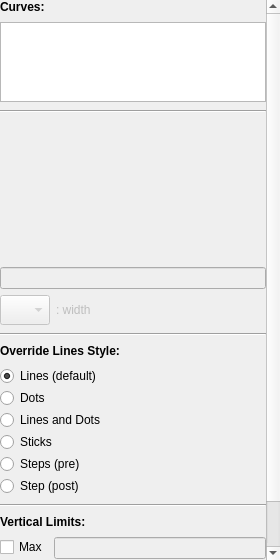
Old version of the form plotjuggler_app/curve_style_editor.ui in the repository Alvvalencia/PlotJuggler.
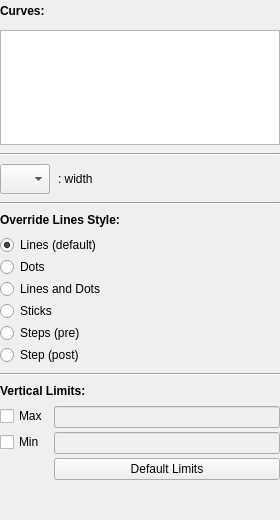
New version of the form. Icons and pictures are not drawn. Custom widgets are drawn as their Qt base class.

Commit message: Replace color wheel with modern hue/SV popup picker

Diff of the .ui file:
```diff
--- a/plotjuggler_app/curve_style_editor.ui
+++ b/plotjuggler_app/curve_style_editor.ui
@@ -7,7 +7,7 @@
     <x>0</x>
     <y>0</y>
     <width>280</width>
-    <height>560</height>
+    <height>520</height>
    </rect>
   </property>
   <property name="minimumSize">
@@ -58,6 +58,11 @@
         <number>0</number>
        </property>
        <item>
+        <layout class="QHBoxLayout" name="curvesHeaderLayout">
+         <property name="spacing">
+          <number>4</number>
+         </property>
+         <item>
         <widget class="QLabel" name="labelCurves">
          <property name="font">
           <font>
@@ -70,6 +75,62 @@
         </widget>
        </item>
        <item>
+          <spacer name="curvesHeaderSpacer">
+           <property name="orientation">
+            <enum>Qt::Horizontal</enum>
+           </property>
+           <property name="sizeHint" stdset="0">
+            <size>
+             <width>40</width>
+             <height>20</height>
+            </size>
+           </property>
+          </spacer>
+         </item>
+         <item>
+          <widget class="QPushButton" name="buttonDeleteCurve">
+           <property name="enabled">
+            <bool>false</bool>
+           </property>
+           <property name="minimumSize">
+            <size>
+             <width>22</width>
+             <height>22</height>
+            </size>
+           </property>
+           <property name="maximumSize">
+            <size>
+             <width>22</width>
+             <height>22</height>
+            </size>
+           </property>
+           <property name="focusPolicy">
+            <enum>Qt::NoFocus</enum>
+           </property>
+           <property name="toolTip">
+            <string>Remove the selected curve from its plot</string>
+           </property>
+           <property name="text">
+            <string/>
+           </property>
+           <property name="icon">
+            <iconset resource="resource.qrc">
+             <normaloff>:/resources/svg/trash.svg</normaloff>:/resources/svg/trash.svg</iconset>
+           </property>
+           <property name="iconSize">
+            <size>
+             <width>16</width>
+             <height>16</height>
+            </size>
+           </property>
+           <property name="flat">
+            <bool>true</bool>
+           </property>
+          </widget>
+         </item>
+        </layout>
+       </item>
+       <item>
         <widget class="QListWidget" name="listWidget">
          <property name="sizePolicy">
           <sizepolicy hsizetype="Expanding" vsizetype="Expanding">
@@ -101,50 +162,6 @@
         <widget class="Line" name="line_color">
          <property name="orientation">
           <enum>Qt::Horizontal</enum>
-         </property>
-        </widget>
-       </item>
-       <item>
-        <widget class="QWidget" name="widgetColor" native="true">
-         <property name="enabled">
-          <bool>false</bool>
-         </property>
-         <layout class="QVBoxLayout" name="colorLayout">
-          <property name="spacing">
-           <number>6</number>
-          </property>
-          <property name="leftMargin">
-           <number>0</number>
-          </property>
-          <property name="topMargin">
-           <number>0</number>
-          </property>
-          <property name="rightMargin">
-           <number>0</number>
-          </property>
-          <property name="bottomMargin">
-           <number>0</number>
-          </property>
-          <item>
-           <widget class="QWidget" name="widgetWheel" native="true">
-            <property name="minimumSize">
-             <size>
-              <width>120</width>
-              <height>140</height>
-             </size>
-            </property>
-            <property name="maximumSize">
-             <size>
-              <width>200</width>
-              <height>200</height>
-             </size>
-            </property>
-           </widget>
-          </item>
-          <item>
-           <widget class="LineEdit" name="editColorText">
-            <property name="focusPolicy">
-             <enum>Qt::ClickFocus</enum>
             </property>
            </widget>
           </item>
@@ -235,9 +252,6 @@
              </spacer>
             </item>
            </layout>
-          </item>
-         </layout>
-        </widget>
        </item>
        <item>
         <widget class="Line" name="line_style">
```
Left out of the diff: 2 changed lines with no effect on the pictures. Lines whose indentation alone changed are shown as unchanged. The commit also changes 5 other files.
